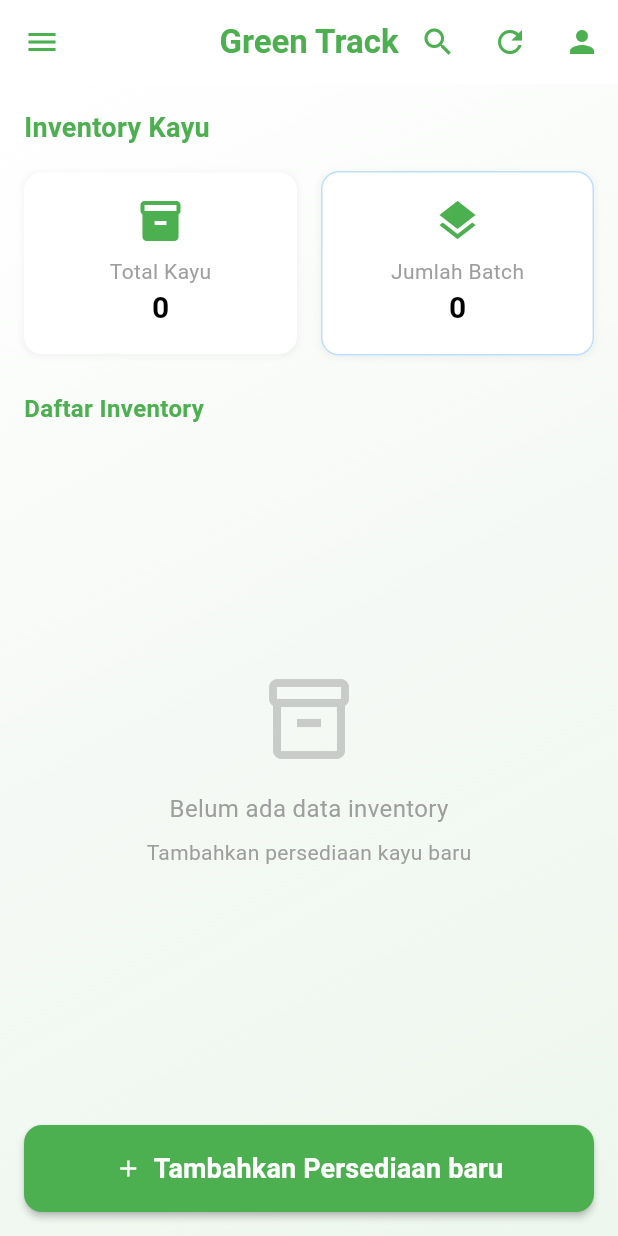
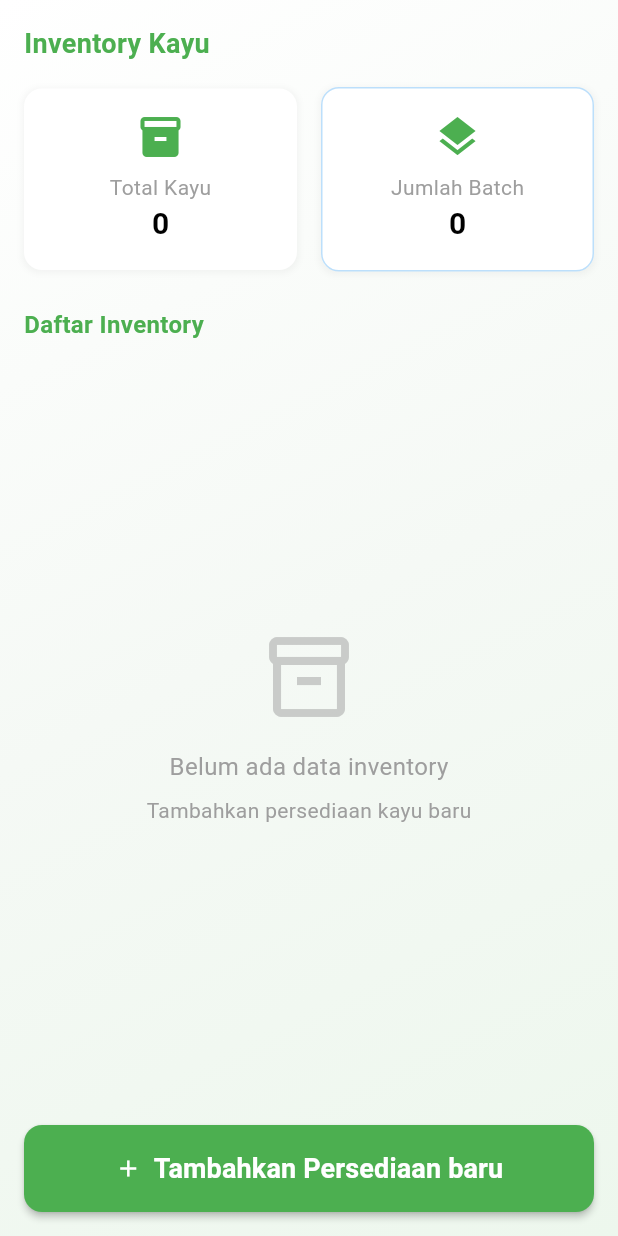
Before and after one commit to yuliagitaps77/flutter_green_track, a Flutter app: the InventoryKayuPage screen opened by its route, on a phone screen of 412 x 824 dp. Run offline on Flutter 3.47's test engine with Material 3 defaults, Android fonts, the phone set to English and light mode, and no system bars; our stand-ins replace cloud_firestore, firebase_auth, firebase_core, fl_chart, get, image_picker and 5 more; missing offline and left inert: barcode_scan2, image_gallery_saver_plus; accounts and stored records are empty; Roboto replaces fonts that are missing (Poppins).

```diff
--- a/lib/fitur/dashboard_tpk/page_inventory_kayu.dart
+++ b/lib/fitur/dashboard_tpk/page_inventory_kayu.dart
@@ -2,6 +2,7 @@ import 'package:flutter/material.dart';
 import 'package:flutter_green_track/controllers/dashboard_pneyemaian/dashboard_penyemaian_controller.dart';
 import 'package:flutter_green_track/controllers/dashboard_tpk/controller_inventory_kayu.dart';
 import 'package:flutter_green_track/fitur/dashboard_tpk/detail_bibit.dart';
+import 'package:flutter_green_track/fitur/dashboard_tpk/widget/widget_dashboard.dart';
 import 'package:get/get.dart';
 
 // PART 3: Enhanced UI for the Inventory Page
@@ -22,54 +23,6 @@ class _InventoryKayuPageState extends State<InventoryKayuPage> {
   @override
   Widget build(BuildContext context) {
     return Scaffold(
-      appBar: AppBar(
-        title: Obx(() => isSearching.value
-            ? TextField(
-                controller: searchController,
-                decoration: InputDecoration(
-                  hintText: 'Cari inventory...',
-                  hintStyle: TextStyle(color: Colors.green.withOpacity(0.5)),
-                  border: InputBorder.none,
-                ),
-                style: const TextStyle(color: Colors.green),
-                onChanged: (value) => searchQuery.value = value,
-                autofocus: true,
-              )
-            : const Text('Green Track',
-                style: TextStyle(
-                    color: Colors.green, fontWeight: FontWeight.bold))),
-        backgroundColor: Colors.white,
-        elevation: 0,
-        centerTitle: true,
-        leading: IconButton(
-          icon: const Icon(Icons.menu, color: Colors.green),
-          onPressed: () {},
-        ),
-        actions: [
-          // Search toggle button
-          IconButton(
-            icon: Obx(() => Icon(isSearching.value ? Icons.close : Icons.search,
-                color: Colors.green)),
-            onPressed: () {
-              isSearching.value = !isSearching.value;
-              if (!isSearching.value) {
-                searchController.clear();
-                searchQuery.value = '';
-              }
-            },
-          ),
-          // Refresh button
-          IconButton(
-            icon: const Icon(Icons.refresh, color: Colors.green),
-            onPressed: () => controller.refreshInventory(),
-          ),
-          // User profile button
-          IconButton(
-            icon: const Icon(Icons.person, color: Colors.green),
-            onPressed: () {},
-          ),
-        ],
-      ),
       body: Container(
         decoration: const BoxDecoration(
           gradient: LinearGradient(
--- a/lib/fitur/lacak_history/activity_history_screen.dart
+++ b/lib/fitur/lacak_history/activity_history_screen.dart
@@ -229,10 +229,6 @@ class _ActivityHistoryScreenState extends State<ActivityHistoryScreen> {
       pinned: true,
       stretch: true,
       backgroundColor: primaryColor,
-      leading: IconButton(
-        icon: Icon(Icons.arrow_back, color: Colors.white),
-        onPressed: () => Get.back(),
-      ),
       actions: [
         IconButton(
           icon: Icon(Icons.refresh_rounded, color: Colors.white),
--- a/lib/fitur/navigation/navigation_page.dart
+++ b/lib/fitur/navigation/navigation_page.dart
@@ -447,7 +447,7 @@ class _MainNavigationContainerState extends State<MainNavigationContainer>
             Icons.home_rounded,
             Icons.inventory_2_rounded,
             Icons.qr_code_scanner_rounded,
-            Icons.history_rounded,
+            Icons.bar_chart,
             Icons.menu_rounded,
           ];
 
```
Also changed, not shown: lib/fitur/dashboard_penyemaian/page_penyemaian_jadwal_perawatan.dart (+0 -10 lines).
